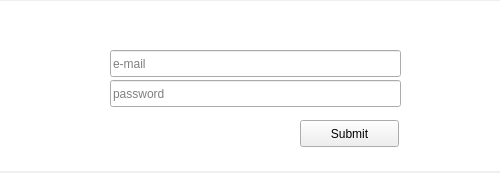
This is loginpanel.ui in zonyitoo/doubanfm-qt as Qt 5 draws it before an edit. The edited form follows.
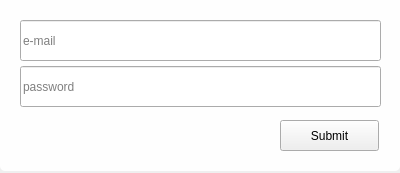
This is the edited form.

Patch:
```diff
--- a/loginpanel.ui
+++ b/loginpanel.ui
@@ -6,19 +6,19 @@
    <rect>
     <x>0</x>
     <y>0</y>
-    <width>500</width>
+    <width>400</width>
     <height>173</height>
    </rect>
   </property>
   <property name="minimumSize">
    <size>
-    <width>500</width>
+    <width>400</width>
     <height>0</height>
    </size>
   </property>
   <property name="maximumSize">
    <size>
-    <width>500</width>
+    <width>400</width>
     <height>16777215</height>
    </size>
   </property>
@@ -29,13 +29,28 @@
    <property name="geometry">
     <rect>
      <x>0</x>
-     <y>1</y>
-     <width>500</width>
-     <height>170</height>
+     <y>-10</y>
+     <width>400</width>
+     <height>181</height>
     </rect>
    </property>
+   <property name="minimumSize">
+    <size>
+     <width>400</width>
+     <height>0</height>
+    </size>
+   </property>
+   <property name="maximumSize">
+    <size>
+     <width>400</width>
+     <height>16777215</height>
+    </size>
+   </property>
    <property name="styleSheet">
-    <string notr="true">background: white</string>
+    <string notr="true">QLabel {
+	background: rgba(255, 255, 255, 240);
+	border-radius: 5px
+}</string>
    </property>
    <property name="text">
     <string/>
@@ -44,10 +59,10 @@
   <widget class="QPushButton" name="submit">
    <property name="geometry">
     <rect>
-     <x>300</x>
+     <x>280</x>
      <y>120</y>
      <width>99</width>
-     <height>27</height>
+     <height>31</height>
     </rect>
    </property>
    <property name="text">
@@ -57,9 +72,9 @@
   <widget class="QLabel" name="errmsg">
    <property name="geometry">
     <rect>
-     <x>110</x>
-     <y>30</y>
-     <width>291</width>
+     <x>20</x>
+     <y>110</y>
+     <width>251</width>
      <height>17</height>
     </rect>
    </property>
@@ -70,10 +85,10 @@
   <widget class="QLineEdit" name="name">
    <property name="geometry">
     <rect>
-     <x>110</x>
-     <y>50</y>
-     <width>291</width>
-     <height>27</height>
+     <x>20</x>
+     <y>20</y>
+     <width>361</width>
+     <height>41</height>
     </rect>
    </property>
    <property name="inputMethodHints">
@@ -86,10 +101,10 @@
   <widget class="QLineEdit" name="password">
    <property name="geometry">
     <rect>
-     <x>110</x>
-     <y>80</y>
-     <width>291</width>
-     <height>27</height>
+     <x>20</x>
+     <y>66</y>
+     <width>361</width>
+     <height>41</height>
     </rect>
    </property>
    <property name="maxLength">
```
Left out of the diff: 3 changed lines with no effect on the pictures.
